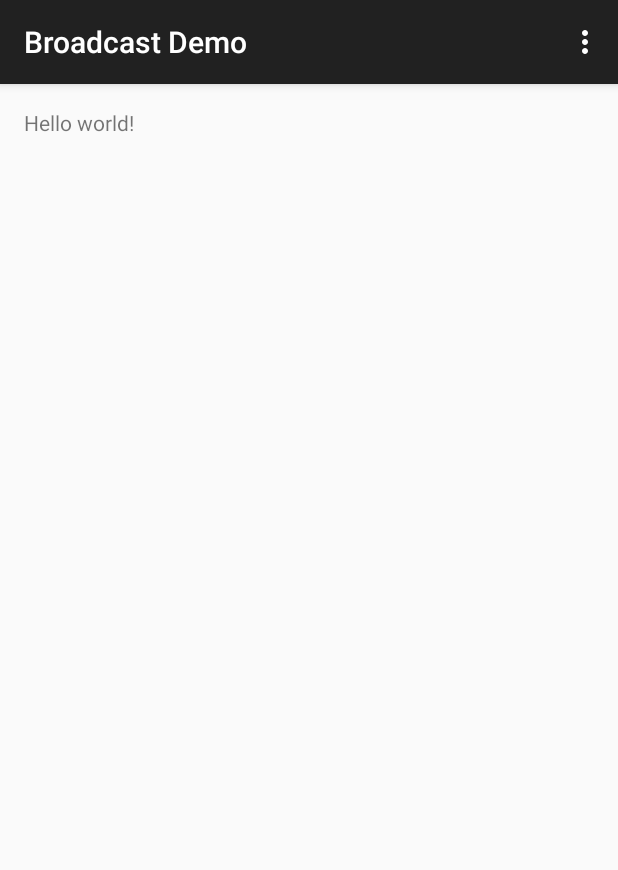
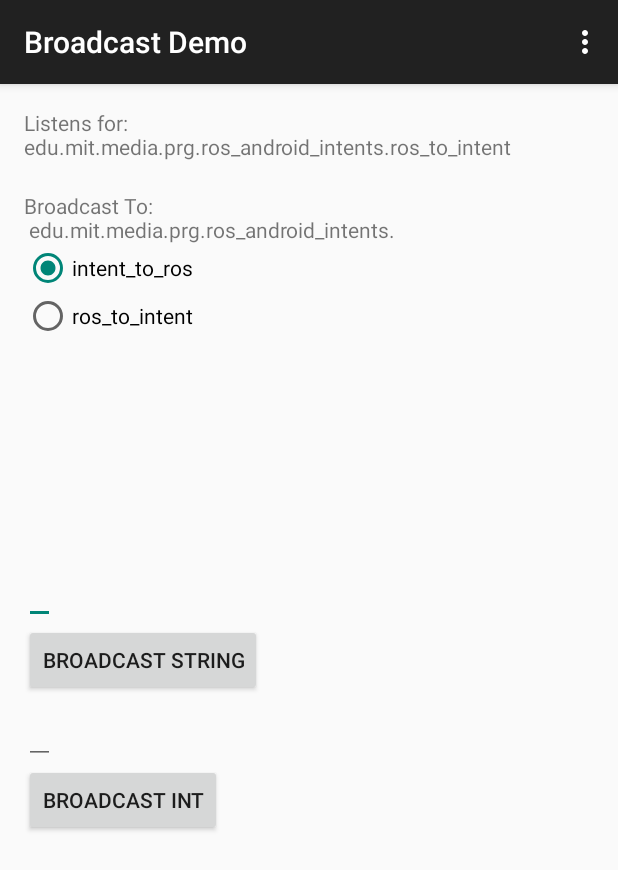
Before and after one commit to davidnunez/ros_android_intents, an Android app: the screen it shows after launch (MainActivity), on a phone screen of 412 x 824 dp. Shown: the top 870 px of the screen. Run offline under Robolectric (Android 15) with nearby library versions, the phone set to English and light mode, and no system bars.

Commit message:
Initial Commit - functional Broadcast Demo

```diff
--- a/broadcast_demo/src/main/AndroidManifest.xml
+++ b/broadcast_demo/src/main/AndroidManifest.xml
@@ -16,6 +16,7 @@
                 <category android:name="android.intent.category.LAUNCHER" />
             </intent-filter>
         </activity>
+
     </application>
 
 </manifest>
--- a/broadcast_demo/src/main/res/layout/activity_main.xml
+++ b/broadcast_demo/src/main/res/layout/activity_main.xml
@@ -9,8 +9,73 @@
     tools:context="edu.mit.media.prg.ros_android_intents.broadcast_demo.MainActivity">
 
     <TextView
-        android:text="@string/hello_world"
         android:layout_width="wrap_content"
-        android:layout_height="wrap_content" />
+        android:layout_height="wrap_content"
+        android:text="Listens for: edu.mit.media.prg.ros_android_intents.ros_to_intent"
+        android:id="@+id/textView" />
+
+    <RadioGroup
+        android:layout_width="wrap_content"
+        android:layout_height="wrap_content"
+        android:layout_alignParentLeft="true"
+        android:layout_below="@+id/textView"
+        android:layout_marginTop="20dp">
+
+        <TextView
+            android:layout_width="wrap_content"
+            android:layout_height="wrap_content"
+            android:text="Broadcast To:\n edu.mit.media.prg.ros_android_intents."
+            android:id="@+id/textView2" />
+
+        <RadioButton
+            android:layout_width="wrap_content"
+            android:layout_height="wrap_content"
+            android:text="@string/intent_to_ros"
+            android:id="@+id/radioIntentToRos"
+            android:checked="true" />
+
+        <RadioButton
+            android:layout_width="wrap_content"
+            android:layout_height="wrap_content"
+            android:text="@string/ros_to_intent"
+            android:id="@+id/radioRosToIntent"
+            android:checked="false" />
+
+    </RadioGroup>
+
+    <EditText
+        android:layout_width="wrap_content"
+        android:layout_height="wrap_content"
+        android:id="@+id/editTextString"
+        android:inputType="text"
+        android:layout_above="@+id/button"
+        android:layout_alignParentLeft="true" />
+
+    <Button
+        android:layout_width="wrap_content"
+        android:layout_height="wrap_content"
+        android:text="@string/btnBroadcastString"
+        android:id="@+id/button"
+        android:onClick="onClickBtnBroadcastString"
+        android:layout_centerVertical="true"
+        android:layout_alignParentLeft="true" />
+
+    <EditText
+        android:layout_width="wrap_content"
+        android:layout_height="wrap_content"
+        android:id="@+id/editTextInt"
+        android:inputType="number"
+        android:layout_below="@+id/button"
+        android:layout_alignParentLeft="true" />
+
+    <Button
+        android:layout_width="wrap_content"
+        android:layout_height="wrap_content"
+        android:text="@string/btnBroadcastInt"
+        android:id="@+id/button2"
+        android:onClick="onClickBtnBroadcastInt"
+        android:layout_below="@+id/editTextInt"
+        android:layout_alignParentLeft="true" />
+
 
 </RelativeLayout>
--- a/broadcast_demo/src/main/res/values/strings.xml
+++ b/broadcast_demo/src/main/res/values/strings.xml
@@ -4,5 +4,9 @@
     <string name="app_name">Broadcast Demo</string>
     <string name="hello_world">Hello world!</string>
     <string name="action_settings">Settings</string>
+    <string name="btnBroadcastString">Broadcast String</string>
+    <string name="btnBroadcastInt">Broadcast Int</string>
+    <string name="intent_to_ros">intent_to_ros</string>
+    <string name="ros_to_intent">ros_to_intent</string>
 
 </resources>
```
Also changed, not shown: broadcast_demo/src/main/java/edu/mit/media/prg/ros_android_intents/broadcast_demo/MainActivity.java (+38 -2 lines), broadcast_demo/src/main/java/edu/mit/media/prg/ros_android_intents/broadcast_demo/MyReceiver.java (added, +30 -0 lines).
